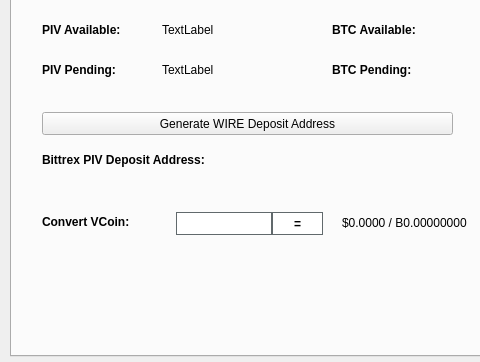
This is src/qt/forms/tradingdialog.ui in therealredvoid/WIREX as Qt 5 draws it before an edit; both pictures show x 0 to 480 and y 114 to 476 of the 780 by 476 pixel window. The edited form follows.
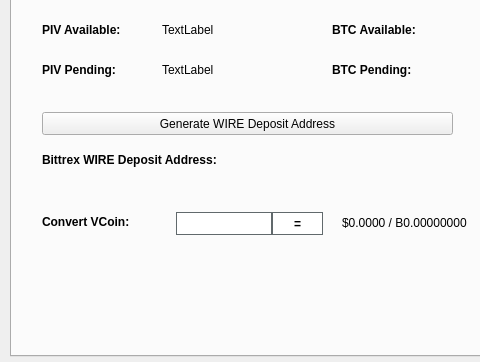
This is the edited form. The open tabs and pages were chosen to show the change. Icons and pictures are not drawn.

Commit message: More rebranding, PIV to WIRE

The edit to the form file:
```diff
--- a/src/qt/forms/tradingdialog.ui
+++ b/src/qt/forms/tradingdialog.ui
@@ -2928,7 +2928,7 @@
       </font>
      </property>
      <property name="text">
-      <string>Bittrex PIV Deposit Address:</string>
+      <string>Bittrex WIRE Deposit Address:</string>
      </property>
     </widget>
     <widget class="QPushButton" name="GenDepositBTN">
```
The commit also changes 39 other files.
